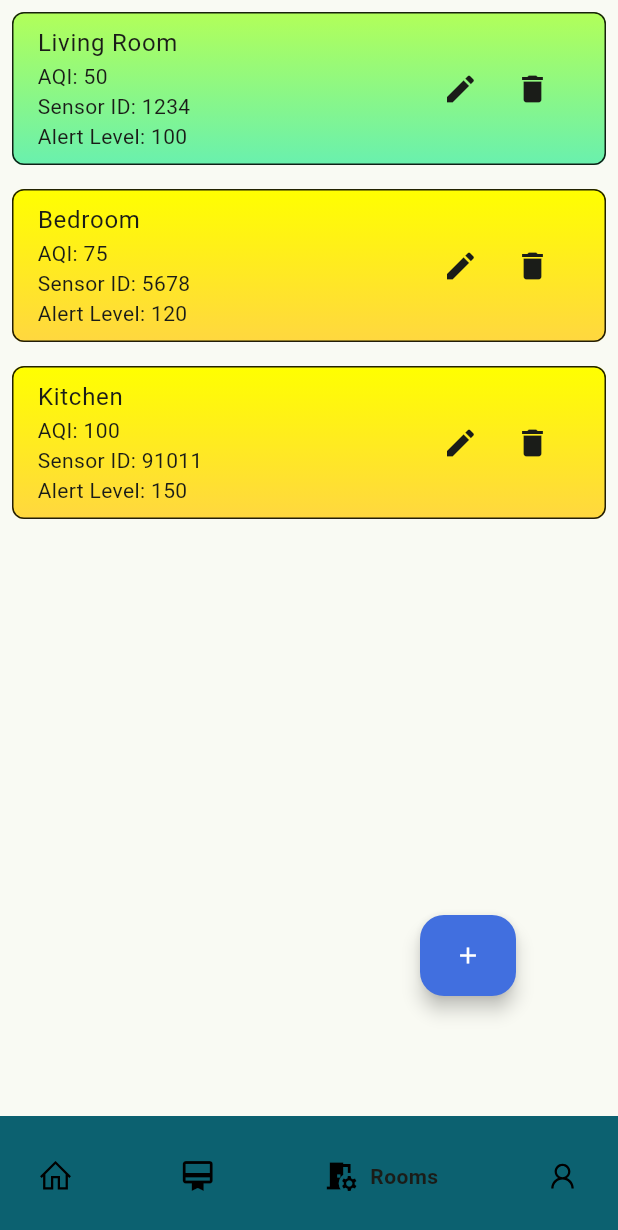
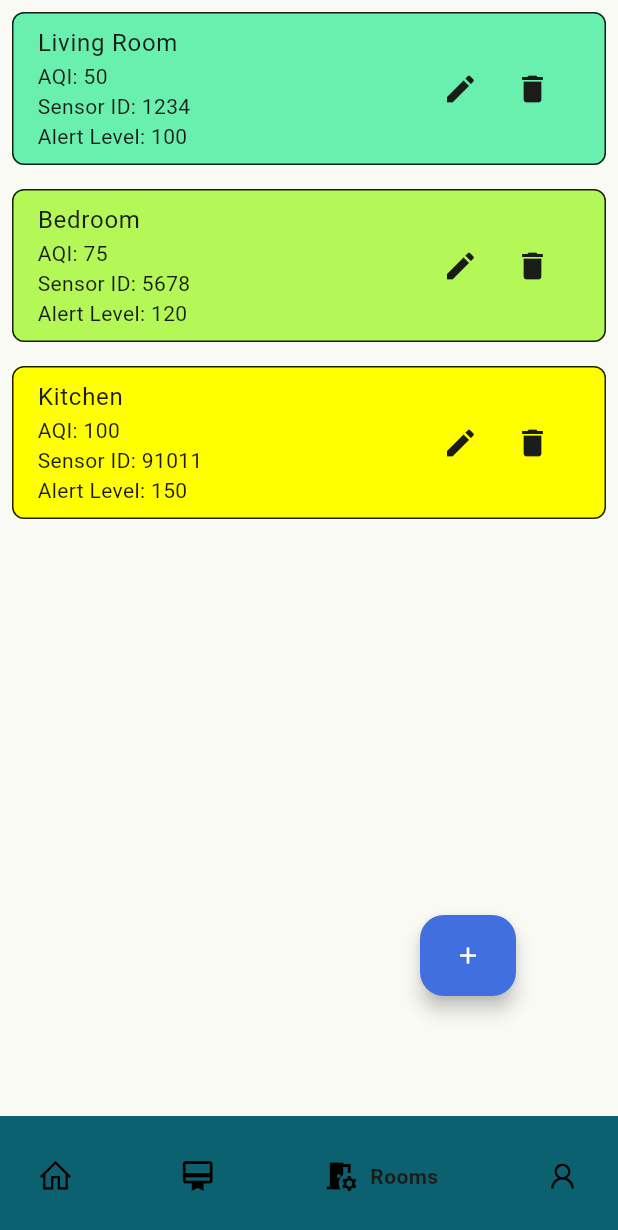
Before and after one commit to Dhanush-varddhan-k/AirSense, a Flutter app: the HomeScreen screen opened by its route, item 3 of the bottom bar chosen, on a phone screen of 412 x 824 dp. Shown: the top 1230 px of the screen. Run offline on Flutter 3.47's test engine with Material 3 defaults, Android fonts, the phone set to English and light mode, and no system bars; drawn by our look-alikes of google_nav_bar; our stand-ins replace firebase_auth, firebase_core, firebase_database, fl_chart, fluttertoast, icons_plus and 1 more; missing offline and left inert: logo, real_time_chart; accounts and stored records are empty.

Commit message:
Final+Rooms

```diff
--- a/lib/pages/rooms.dart
+++ b/lib/pages/rooms.dart
@@ -13,14 +13,10 @@ class Room {
   final String sensorId;
 
   Room(
-      {
-        required this.name,
+      {required this.name,
         required this.aqi,
         required this.alert,
-        required this.sensorId}
-      );
-
-
+        required this.sensorId});
 }
 
 class MyApp extends StatelessWidget {
@@ -51,8 +47,7 @@ class _RoomListPageState extends State<RoomListPage> {
 
   @override
   Widget build(BuildContext context) {
-    return Stack(
-      children: [
+    return Stack(children: [
       ListView.builder(
         itemCount: rooms.length,
         itemBuilder: (BuildContext context, int index) {
@@ -60,11 +55,7 @@ class _RoomListPageState extends State<RoomListPage> {
             decoration: BoxDecoration(
               border: Border.all(color: Colors.black87),
               borderRadius: BorderRadius.circular(8.0),
-                gradient: LinearGradient(
-                  begin: Alignment.topCenter,
-                  end: Alignment.bottomCenter,
-                  colors: _getGradientColors(rooms[index].aqi),
-                ),
+              gradient: _getGradientColors(rooms[index].aqi),
             ),
             margin: EdgeInsets.all(8.0),
             child: ListTile(
@@ -104,25 +95,38 @@ class _RoomListPageState extends State<RoomListPage> {
       Positioned(
         left: MediaQuery.of(context).padding.left + 280,
         top: MediaQuery.of(context).padding.top + 610,
-          child: ElevatedButton(
-              onPressed: _addRoom,
-              child: Icon(Icons.add)
-          ),
+        child: ElevatedButton(onPressed: _addRoom, child: Icon(Icons.add)),
       )
-      ]
-    );
+    ]);
   }
 
-  List<Color> _getGradientColors(int aqi) {
+  LinearGradient _getGradientColors(int aqi) {
+    final int segmentSize = 10;
+    Color startColor, endColor;
+
     if (aqi <= 50) {
-      return [Colors.lightGreenAccent, Colors.greenAccent];
+      startColor = Colors.lightGreenAccent;
+      endColor = Colors.greenAccent;
     } else if (aqi <= 100) {
-      return [Colors.yellowAccent, Colors.amberAccent];
+      startColor = Colors.greenAccent;
+      endColor = Colors.yellowAccent;
     } else if (aqi <= 150) {
-      return [Colors.orangeAccent, Colors.deepOrangeAccent];
+      startColor = Colors.yellowAccent;
+      endColor = Colors.orangeAccent;
     } else {
-      return [Colors.redAccent, Colors.red];
+      startColor = Colors.orangeAccent;
+      endColor = Colors.red;
     }
+
+    double percentage = (aqi % segmentSize) / segmentSize;
+    return LinearGradient(
+      begin: Alignment.topCenter,
+      end: Alignment.bottomCenter,
+      colors: [
+        Color.lerp(endColor, startColor, percentage)!,
+        Color.lerp(endColor, startColor, percentage)!,
+      ],
+    );
   }
 
   void _addRoom() {
@@ -148,8 +152,7 @@ class _RoomListPageState extends State<RoomListPage> {
                   },
                 ),
                 TextField(
-                  decoration: InputDecoration(
-                      labelText: 'Sensor ID'),
+                  decoration: InputDecoration(labelText: 'Sensor ID'),
                   onChanged: (value) {
                     sensorDetails = value;
                   },
@@ -195,8 +198,7 @@ class _RoomListPageState extends State<RoomListPage> {
       context: context,
       builder: (BuildContext context) {
         String roomName = rooms[index].name;
-        String sensorDetails =
-            rooms[index].sensorId;
+        String sensorDetails = rooms[index].sensorId;
         int aqiAlertLevel = rooms[index].alert;
         int randomAqi = rooms[index].aqi;
 
@@ -215,8 +217,7 @@ class _RoomListPageState extends State<RoomListPage> {
                 ),
                 TextField(
                   decoration: InputDecoration(labelText: 'Sensor ID'),
-                  controller: TextEditingController(
-                      text: sensorDetails),
+                  controller: TextEditingController(text: sensorDetails),
                   onChanged: (value) {
                     sensorDetails = value;
                   },
```
Lines whose indentation alone changed are shown as unchanged.
